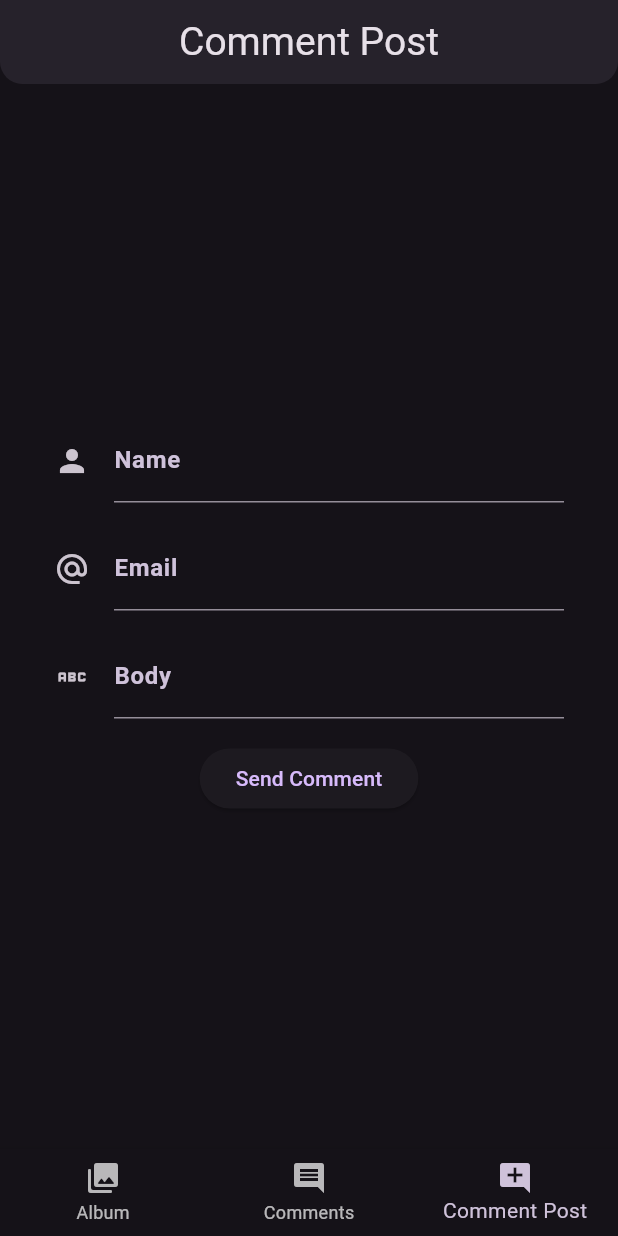
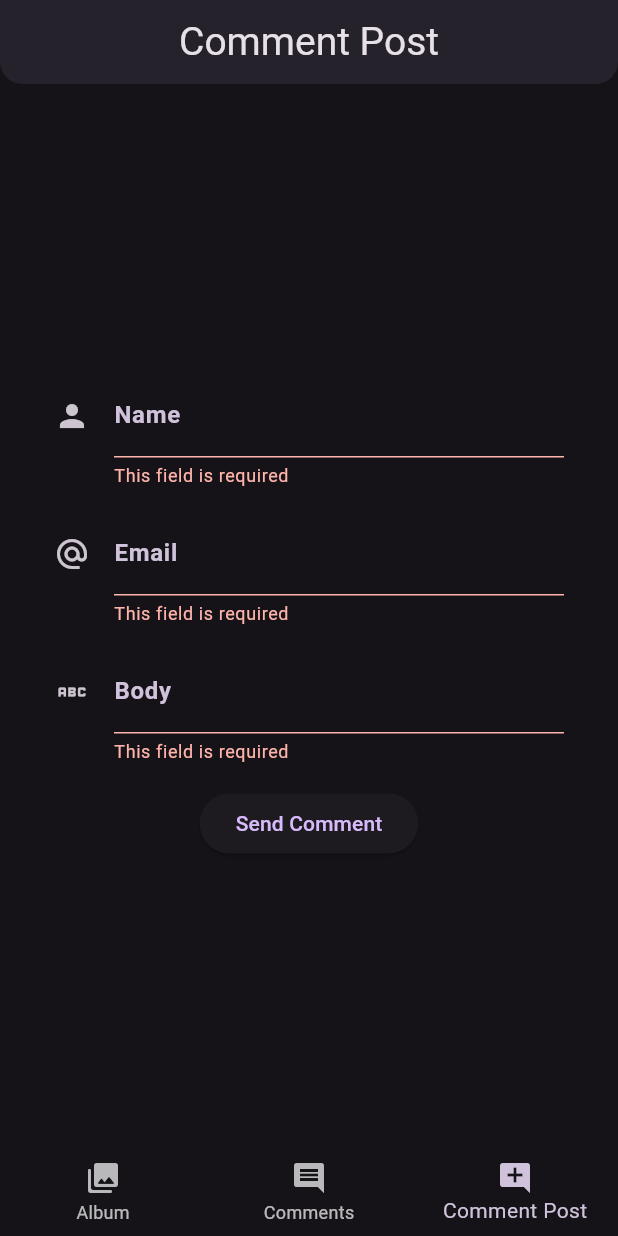
Before and after one commit to pulo0/gallery-app-intern, a Flutter app: the screen it shows after launch, item 3 of the bottom bar chosen, after a tap on "Send Comment", on a phone screen of 412 x 824 dp. Run offline on Flutter 3.47's test engine with Material 3 defaults, Android fonts, the phone set to English and light mode, and no system bars; our stand-ins replace dio, flutter_bloc, get_it, google_fonts, injectable, retrofit; generated files the repository leaves out were written again; network calls fail; Roboto replaces fonts that are missing (Abel).

Commit message:
feat: added validation for forms, and working an networking (tbd)

```diff
--- a/lib/logic/api_client.dart
+++ b/lib/logic/api_client.dart
@@ -1,8 +1,7 @@
 import 'package:dio/dio.dart';
-import 'package:gallery_app/models/comment.dart';
-import 'package:retrofit/http.dart';
 import 'package:retrofit/retrofit.dart';
 import 'package:injectable/injectable.dart';
+import 'package:gallery_app/models/comment.dart';
 import 'package:gallery_app/models/album_response.dart';
 import 'package:gallery_app/models/comment_response.dart';
 
--- a/lib/logic/comment/comment_post_cubit.dart
+++ b/lib/logic/comment/comment_post_cubit.dart
@@ -1,8 +1,10 @@
+import 'package:injectable/injectable.dart';
 import 'package:flutter_bloc/flutter_bloc.dart';
 import 'package:gallery_app/models/comment.dart';
 import 'package:gallery_app/logic/comment/comment_post_state.dart';
 import 'package:gallery_app/logic/comment/comment_repository.dart';
 
+@singleton
 class CommentPostCubit extends Cubit<CommentPostState> {
   CommentPostCubit(this.commentRepository) : super(InitialCommentPostState());
 
--- a/lib/logic/comment/comment_post_state.dart
+++ b/lib/logic/comment/comment_post_state.dart
@@ -1,4 +1,4 @@
-import 'package:gallery_app/models/comment.dart';
+import 'package:gallery_app/models/comment_response.dart';
 
 abstract class CommentPostState {}
 
@@ -7,7 +7,7 @@ class InitialCommentPostState extends CommentPostState {}
 class LoadingCommentPostState extends CommentPostState {}
 
 class SentCommentPostState extends CommentPostState {
-  final Comment comment;
+  final CommentResponse comment;
 
   SentCommentPostState({required this.comment});
 }
--- a/lib/logic/comment/comment_repository.dart
+++ b/lib/logic/comment/comment_repository.dart
@@ -1,7 +1,8 @@
 import 'package:gallery_app/models/comment.dart';
+import 'package:gallery_app/models/comment_response.dart';
 
 abstract class CommentRepository {
   Future<List<Comment>> getComments();
 
-  Future<Comment> postComment(Comment comment);
+  Future<CommentResponse> postComment(Comment comment);
 }
--- a/lib/logic/comment/data_comment_repository.dart
+++ b/lib/logic/comment/data_comment_repository.dart
@@ -1,4 +1,5 @@
 import 'package:dio/dio.dart';
+import 'package:gallery_app/models/comment_response.dart';
 import 'package:injectable/injectable.dart';
 import 'package:gallery_app/models/comment.dart';
 import 'package:gallery_app/logic/api_client.dart';
@@ -32,10 +33,10 @@ class DataCommentRepository extends CommentRepository {
   }
 
   @override
-  Future<Comment> postComment(Comment comment) async {
+  Future<CommentResponse> postComment(Comment comment) async {
     try {
       final response = await _apiClient.postComment(comment);
-      return Comment(
+      return CommentResponse(
         postId: response.postId,
         id: response.id,
         name: response.name,
--- a/lib/screens/comment_post_screen.dart
+++ b/lib/screens/comment_post_screen.dart
@@ -16,13 +16,15 @@ class CommentPostScreen extends StatelessWidget {
   @override
   Widget build(BuildContext context) {
     final commentRepository = locator<CommentRepository>();
+    final commentPostCubit = locator<CommentPostCubit>();
     final locale = AppLocalizations.of(context);
+
     return BlocProvider(
       create: (context) => CommentPostCubit(commentRepository),
       child: BlocBuilder<CommentPostCubit, CommentPostState>(
         builder: (context, state) {
           if (state is InitialCommentPostState) {
-            return FormComment();
+            return FormComment(commentPostCubit);
           } else if (state is LoadingCommentPostState) {
             return Loading(commentPostState: state);
           } else if (state is SentCommentPostState) {
--- a/lib/widgets/form_comment.dart
+++ b/lib/widgets/form_comment.dart
@@ -1,8 +1,12 @@
 import 'package:flutter/material.dart';
+import 'package:gallery_app/logic/comment/comment_post_cubit.dart';
+import 'package:gallery_app/models/comment.dart';
 import 'package:gallery_app/styles/app_theme.dart';
 
 class FormComment extends StatefulWidget {
-  const FormComment({super.key});
+  const FormComment(this.commentPostCubit, {super.key});
+
+  final CommentPostCubit commentPostCubit;
 
   @override
   State<StatefulWidget> createState() => _FormCommentState();
@@ -22,28 +26,51 @@ class _FormCommentState extends State<FormComment> {
     super.dispose();
   }
 
-  String? validator({String? value, required String fieldName}) {
-    final capFieldName = fieldName[0].toUpperCase().substring(
-        1, fieldName.length - 1);
+  String? validatorDetails(String? value) {
     if (value == null || value.isEmpty) {
-      return 'Field $fieldName is required';
+      return 'This field is required';
     }
-    if (value.length <= 5 && (fieldName == 'name' || fieldName == 'body')) {
-      return '$capFieldName should be at least 5 characters long';
+    if (value.length <= 5) {
+      return 'Name field should be at least 5 characters long';
+    }
+    return null;
+  }
+
+  String? validatorEmail(String? value) {
+    final emailRegex = RegExp(
+        r"^[a-zA-Z0-9.!#$%&'*+/=?^_`{|}~-]+@[a-zA-Z0-9](?:[a-zA-Z0-9-]{0,61}[a-zA-Z0-9])?(?:\.[a-zA-Z0-9](?:[a-zA-Z0-9-]{0,61}[a-zA-Z0-9])?)*$");
+    if (value == null || value.isEmpty) {
+      return 'This field is required';
+    }
+
+    if (!emailRegex.hasMatch(value)) {
+      return "This field doesn't have a email format";
     }
     return null;
   }
 
   @override
   Widget build(BuildContext context) {
+    final double horizontalPadding = 36.0;
+
     final TextTheme textTheme = mainTheme().textTheme;
     final ColorScheme colorScheme = mainTheme().colorScheme;
 
+    final keyboardPlacement = MediaQuery.of(context).viewInsets.bottom;
+
     return Center(
+      child: LayoutBuilder(builder: (context, constraints) {
+        return SingleChildScrollView(
+          physics: const BouncingScrollPhysics(),
           child: Form(
             key: _formKey,
             child: Padding(
-          padding: const EdgeInsets.all(36.0),
+              padding: EdgeInsets.fromLTRB(
+                horizontalPadding,
+                0,
+                horizontalPadding,
+                keyboardPlacement,
+              ),
               child: Column(
                 mainAxisAlignment: MainAxisAlignment.center,
                 children: <Widget>[
@@ -59,15 +86,10 @@ class _FormCommentState extends State<FormComment> {
                       icon: Icon(Icons.person),
                     ),
                     style: textTheme.bodyMedium!.copyWith(
-                    color: colorScheme.secondary, fontWeight: FontWeight.w400),
+                        color: colorScheme.secondary,
+                        fontWeight: FontWeight.w400),
                     controller: _nameController,
-                validator: (String? value) {
-                  if (value == null || value.isEmpty) {
-                    return 'Please enter the name';
-                    //   Placeholder for more sophisticated validator
-                  }
-                  return null;
-                },
+                    validator: validatorDetails,
                   ),
                   SizedBox(height: 16.0),
                   TextFormField(
@@ -82,15 +104,10 @@ class _FormCommentState extends State<FormComment> {
                       icon: Icon(Icons.alternate_email),
                     ),
                     style: textTheme.bodyMedium!.copyWith(
-                    color: colorScheme.secondary, fontWeight: FontWeight.w400),
+                        color: colorScheme.secondary,
+                        fontWeight: FontWeight.w400),
                     controller: _emailController,
-                validator: (String? value) {
-                  if (value == null || value.isEmpty) {
-                    return 'Please enter the email';
-                    //   Placeholder for more sophisticated validator
-                  }
-                  return null;
-                },
+                    validator: validatorEmail,
                   ),
                   SizedBox(height: 16.0),
                   TextFormField(
@@ -105,19 +122,32 @@ class _FormCommentState extends State<FormComment> {
                       icon: Icon(Icons.abc),
                     ),
                     style: textTheme.bodyMedium!.copyWith(
-                    color: colorScheme.secondary, fontWeight: FontWeight.w400),
+                        color: colorScheme.secondary,
+                        fontWeight: FontWeight.w400),
                     controller: _bodyController,
-                validator: (String? value) {
-                  if (value == null || value.isEmpty) {
-                    return 'Please enter the body';
-                    //   Placeholder for more sophisticated validator
+                    validator: validatorDetails,
+                  ),
+                  SizedBox(
+                    height: 16.0,
+                  ),
+                  ElevatedButton(
+                    onPressed: () {
+                      final item = Comment(
+                        postId: 0,
+                        id: 0,
+                        name: _nameController.text,
+                        email: _emailController.text,
+                        body: _bodyController.text,
+                      );
+                      if (_formKey.currentState!.validate()) {
+                        widget.commentPostCubit.postComment(item);
+                        ScaffoldMessenger.of(context).showSnackBar(
+                          SnackBar(
+                            content: Text('Successfully added new comment'),
+                          ),
+                        );
                       }
-                  return null;
                     },
-              ),
-              SizedBox(height: 16.0,),
-              ElevatedButton(
-                onPressed: () {},
                     child: Text('Send Comment'),
                   ),
                 ],
@@ -125,5 +155,7 @@ class _FormCommentState extends State<FormComment> {
             ),
           ),
         );
+      }),
+    );
   }
 }
```
Lines whose indentation alone changed are shown as unchanged.
